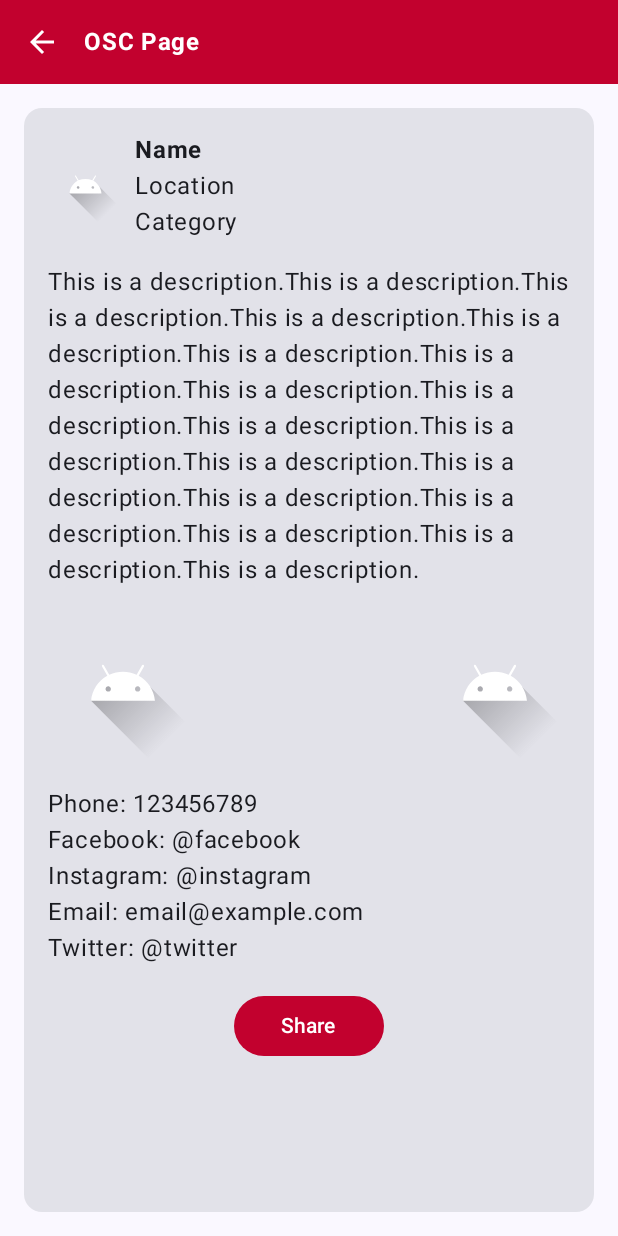
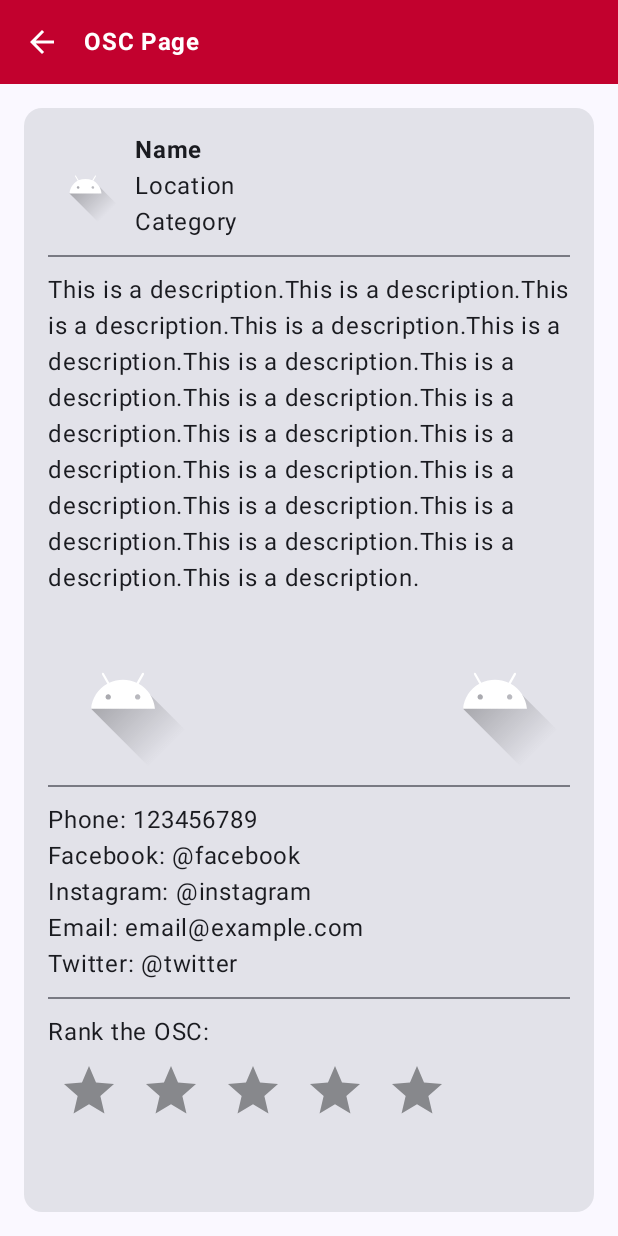
Before and after one commit to SantiagoMtz25/FRISA-EQUIPO4, an Android app built with Jetpack Compose: the OSCPage screen opened through its navigation route, on a phone screen of 412 x 824 dp. Run offline under Robolectric (Android 15) with nearby library versions, the phone set to English and light mode, and no system bars.

```diff
--- a/app/build.gradle.kts
+++ b/app/build.gradle.kts
@@ -77,7 +77,5 @@ dependencies {
     implementation("androidx.compose.foundation:foundation:1.0.1")
     implementation("androidx.compose.material:material:1.0.1")
     implementation("de.hdodenhof:circleimageview:3.1.0")
-    // To make connect to MongoDB database
-    implementation("io.realm:realm-gradle-plugin:10.5.0")
 
 }
--- a/app/src/main/java/com/example/loginpagetest/screens/oscpage/OSCPage.kt
+++ b/app/src/main/java/com/example/loginpagetest/screens/oscpage/OSCPage.kt
@@ -1,17 +1,33 @@
 package com.example.loginpagetest.screens.oscpage
 
+import android.content.ActivityNotFoundException
+import android.content.Context
 import android.content.Intent
+import android.net.Uri
+import android.widget.Toast
 import androidx.activity.compose.rememberLauncherForActivityResult
 import androidx.activity.result.contract.ActivityResultContracts
 import androidx.compose.foundation.Image
 import androidx.compose.foundation.border
+import androidx.compose.foundation.clickable
 import androidx.compose.foundation.layout.*
 import androidx.compose.foundation.shape.CircleShape
+import androidx.compose.material.icons.Icons
+import androidx.compose.material.icons.filled.Star
 import androidx.compose.material3.Button
 import androidx.compose.material3.Card
+import androidx.compose.material3.Divider
+import androidx.compose.material3.Icon
 import androidx.compose.material3.MaterialTheme
 import androidx.compose.material3.Text
 import androidx.compose.runtime.Composable
+import androidx.compose.runtime.LaunchedEffect
+import androidx.compose.runtime.getValue
+import androidx.compose.runtime.mutableIntStateOf
+import androidx.compose.runtime.mutableStateOf
+import androidx.compose.runtime.remember
+import androidx.compose.runtime.rememberUpdatedState
+import androidx.compose.runtime.setValue
 import androidx.compose.ui.Alignment
 import androidx.compose.ui.Modifier
 import androidx.compose.ui.draw.clip
@@ -30,13 +46,8 @@ import com.example.loginpagetest.navigation.CustomTopBar2
 @Composable
 fun OSCPage(content: NavHostController) {
     val customRed = colorResource(id = R.color.logoRed)
-    val context = LocalContext.current
-    val startActivityLauncher = rememberLauncherForActivityResult(
-        contract = ActivityResultContracts.StartActivityForResult()
-    ) {
-        // Handle the result
-
-    }
+    val customGray = colorResource(id = R.color.logoGray)
+    var starFilter by remember { mutableIntStateOf(0) }
     Column {
         CustomTopBar2(title = "OSC Page", navController = content)
 
@@ -74,7 +85,9 @@ fun OSCPage(content: NavHostController) {
                     }
                 }
 
-                Spacer(modifier = Modifier.height(16.dp))
+                Spacer(modifier = Modifier.height(10.dp))
+                Divider()
+                Spacer(modifier = Modifier.height(10.dp))
                 // Description
                 Text(
                     text = "This is a description.This is a description.This is a description." +
@@ -107,19 +120,98 @@ fun OSCPage(content: NavHostController) {
                             .size(100.dp)
                     )
                 }
-                Spacer(modifier = Modifier.height(16.dp))
-                // Social Media Information
+                Spacer(modifier = Modifier.height(10.dp))
+                Divider()
+                Spacer(modifier = Modifier.height(10.dp))
+                val context = LocalContext.current
                 Column(
                     modifier = Modifier.fillMaxWidth(),
                 ) {
-                    Text(text = "Phone: 123456789")
-                    Text(text = "Facebook: @facebook")
-                    Text(text = "Instagram: @instagram")
-                    Text(text = "Email: email@example.com")
-                    Text(text = "Twitter: @twitter")
+                    val phoneNumber = "123456789"
+                    val dialNumber by rememberUpdatedState(phoneNumber)
+                    val facebookUrl = "https://www.facebook.com/facebook"
+                    val openFacebook by rememberUpdatedState(facebookUrl)
+                    val instagramUrl = "https://www.instagram.com/instagram"
+                    val openInstagram by rememberUpdatedState(instagramUrl)
+                    val email = "email@example.com"
+                    val openEmail by rememberUpdatedState(email)
+                    val twitterUrl = "https://twitter.com/twitter"
+                    val openTwitter by rememberUpdatedState(twitterUrl)
+                    var openFacebookTrigger by remember { mutableStateOf(false) }
+                    var openInstagramTrigger by remember { mutableStateOf(false) }
+                    var openEmailTrigger by remember { mutableStateOf(false) }
+                    var openTwitterTrigger by remember { mutableStateOf(false) }
+                    var dialNumberTrigger by remember { mutableStateOf(false) }
+
+                    Text(
+                        text = "Phone: $phoneNumber",
+                        modifier = Modifier.clickable {
+                            dialNumber // This will trigger the LaunchedEffect below
+                        }
+                    )
+                    Text(
+                        text = "Facebook: @facebook",
+                        modifier = Modifier.clickable {
+                            openFacebookTrigger = true
+                        }
+                    )
+                    Text(
+                        text = "Instagram: @instagram",
+                        modifier = Modifier.clickable {
+                            openInstagramTrigger = true
+                        }
+                    )
+
+                    Text(
+                        text = "Email: $email",
+                        modifier = Modifier.clickable {
+                            openEmailTrigger = true
+                        }
+                    )
+                    Text(
+                        text = "Twitter: @twitter",
+                        modifier = Modifier.clickable {
+                            openTwitterTrigger = true
+                        }
+                    )
+                    LaunchedEffect(dialNumberTrigger) {
+                        if (dialNumberTrigger) {
+                            val dialIntent = Intent(Intent.ACTION_DIAL, Uri.parse("tel:$dialNumber"))
+                            launchIntent(context, dialIntent)
+                            dialNumberTrigger = false
+                        }
+                    }
+                    LaunchedEffect(openFacebookTrigger) {
+                        if (openFacebookTrigger) {
+                            val intent = Intent(Intent.ACTION_VIEW, Uri.parse(openFacebook))
+                            launchIntent(context, intent)
+                            openFacebookTrigger = false
+                        }
+                    }
+                    LaunchedEffect(openInstagramTrigger) {
+                        if (openInstagramTrigger) {
+                            val intent = Intent(Intent.ACTION_VIEW, Uri.parse(openInstagram))
+                            launchIntent(context, intent)
+                            openInstagramTrigger = false
+                        }
+                    }
+                    LaunchedEffect(openEmailTrigger) {
+                        if (openEmailTrigger) {
+                            val intent = Intent(Intent.ACTION_SENDTO, Uri.parse("mailto:$openEmail"))
+                            launchIntent(context, intent)
+                            openEmailTrigger = false
+                        }
+                    }
+                    LaunchedEffect(openTwitterTrigger) {
+                        if (openTwitterTrigger) {
+                            val intent = Intent(Intent.ACTION_VIEW, Uri.parse(openTwitter))
+                            launchIntent(context, intent)
+                            openTwitterTrigger = false
+                        }
+                    }
                 }
-                Spacer(modifier = Modifier.height(16.dp))
-                MaterialTheme(
+                Spacer(modifier = Modifier.height(10.dp))
+                /*MaterialTheme(
                     colorScheme = MaterialTheme.colorScheme.copy(primary = customRed, onPrimary = Color.White)
                 ) {
                     Button(
@@ -144,8 +236,36 @@ fun OSCPage(content: NavHostController) {
                     ) {
                         Text("Share")
                     }
+                }*/
+                Divider()
+                Spacer(modifier = Modifier.height(10.dp))
+                Text("Rank the OSC:")
+                Row(
+                    verticalAlignment = Alignment.CenterVertically,
+                    horizontalArrangement = Arrangement.Center
+                ) {
+                    (1..5).forEach { index ->
+                        Icon(
+                            imageVector = Icons.Default.Star,
+                            contentDescription = "Star $index",
+                            tint = if (starFilter >= index) customRed else customGray,
+                            modifier = Modifier
+                                .clickable { starFilter = index }
+                                .padding(7.dp)
+                                .size(40.dp)
+                        )
+                    }
                 }
             }
         }
     }
 }
+
+fun launchIntent(context: Context, intent: Intent) {
+    try {
+        context.startActivity(intent)
+    } catch (e: ActivityNotFoundException) {
+        // Handle the exception, for example, by showing a Toast message
+        Toast.makeText(context, "App not available", Toast.LENGTH_SHORT).show()
+    }
+}
```
Also changed, not shown: app/src/main/java/com/example/loginpagetest/screens/homepage/HomePage.kt (+7 -7 lines).
